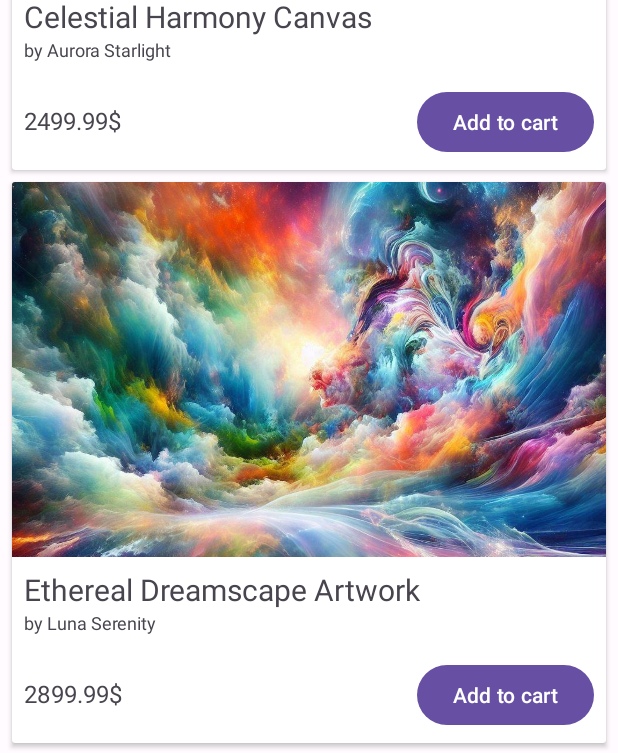
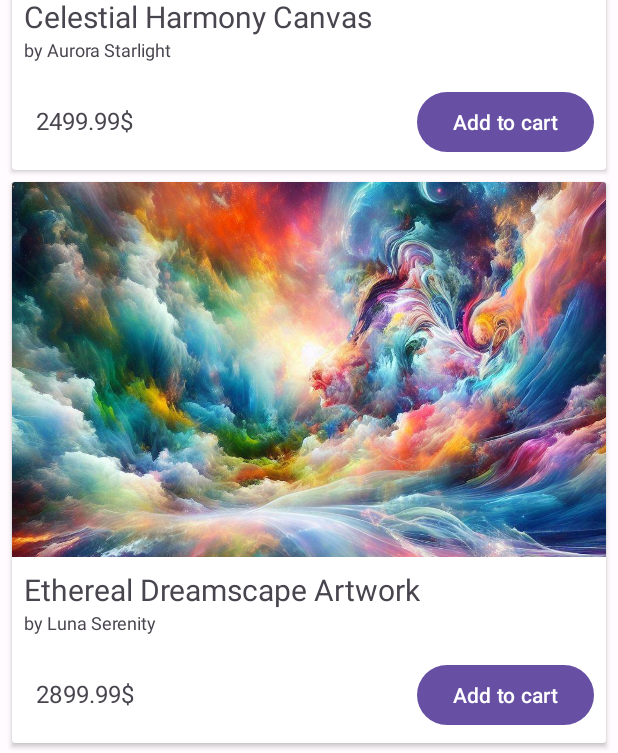
Before and after one commit to ushka1/android, an Android app: the screen it shows after launch (MainActivity), after a tap on "Add to cart", on a phone screen of 412 x 824 dp. Shown: the part 475-1228 px from the top of the screen. Run offline under Robolectric (Android 15) with nearby library versions, the phone set to English and light mode, and no system bars.

Commit message:
create cart

```diff
--- a/exercise5-shopping/Shopping/app/src/main/java/com/example/shopping/MainActivity.kt
+++ b/exercise5-shopping/Shopping/app/src/main/java/com/example/shopping/MainActivity.kt
@@ -3,9 +3,19 @@ package com.example.shopping
 import android.os.Bundle
 import androidx.appcompat.app.AppCompatActivity
 import androidx.viewpager.widget.ViewPager
+import com.example.shopping.cart.CartViewModel
+import com.example.shopping.main.MainPagerAdapter
 import com.google.android.material.tabs.TabLayout
 
 class MainActivity : AppCompatActivity() {
+
+    private val cartViewModel = CartViewModel()
+
+    override fun onResume() {
+        super.onResume()
+        cartViewModel.reloadItems()
+    }
+
     override fun onCreate(savedInstanceState: Bundle?) {
         super.onCreate(savedInstanceState)
         setContentView(R.layout.activity_main)
@@ -13,7 +23,7 @@ class MainActivity : AppCompatActivity() {
         val viewPager: ViewPager = findViewById(R.id.main_view_pager)
         val tabLayout: TabLayout = findViewById(R.id.main_tab_layout)
 
-        val adapter = MainPagerAdapter(supportFragmentManager)
+        val adapter = MainPagerAdapter(supportFragmentManager, cartViewModel)
         viewPager.adapter = adapter
 
         tabLayout.setupWithViewPager(viewPager)
--- a/exercise5-shopping/Shopping/app/src/main/java/com/example/shopping/ProductDetailsActivity.kt
+++ b/exercise5-shopping/Shopping/app/src/main/java/com/example/shopping/ProductDetailsActivity.kt
@@ -2,9 +2,12 @@ package com.example.shopping
 
 import android.os.Bundle
 import androidx.appcompat.app.AppCompatActivity
+import com.example.shopping.cart.CartViewModel
 import com.example.shopping.product.ProductDetailsFragment
 
 class ProductDetailsActivity : AppCompatActivity() {
+
+    private val cartViewModel = CartViewModel()
 
     override fun onCreate(savedInstanceState: Bundle?) {
         super.onCreate(savedInstanceState)
@@ -14,7 +17,7 @@ class ProductDetailsActivity : AppCompatActivity() {
 
         val productId = intent.getStringExtra("productId")
         if (productId != null) {
-            val fragment = ProductDetailsFragment.newInstance(productId)
+            val fragment = ProductDetailsFragment.newInstance(productId, cartViewModel)
 
             supportFragmentManager.beginTransaction()
                 .replace(R.id.fragment_container, fragment)
--- a/exercise5-shopping/Shopping/app/src/main/java/com/example/shopping/cart/Cart.kt
+++ b/exercise5-shopping/Shopping/app/src/main/java/com/example/shopping/cart/Cart.kt
@@ -21,7 +21,7 @@ class Cart() {
 
     inner class CartItem(
         val product: Product,
-        var quanitity: Int
+        var quantity: Int
     )
 
     private val items: MutableList<CartItem> = mutableListOf()
@@ -31,7 +31,13 @@ class Cart() {
     }
 
     fun addItem(product: Product, quantity: Int = 1) {
-        items.add(CartItem(product, quantity))
+        val item = items.find { it.product == product }
+        if (item != null) {
+            updateItemQuantity(item.product, item.quantity + 1)
+        } else {
+            items.add(CartItem(product, quantity))
+        }
+
     }
 
     fun removeItem(product: Product) {
@@ -42,7 +48,7 @@ class Cart() {
         val item = items.find { it.product == product }
         if (item != null) {
             if (quantity > 0) {
-                item.quanitity = quantity
+                item.quantity = quantity
             } else {
                 removeItem(item.product)
             }
--- a/exercise5-shopping/Shopping/app/src/main/java/com/example/shopping/cart/CartAdapter.java
+++ /dev/null
@@ -1,5 +0,0 @@
-package com.example.shopping.cart;
-
-public class CartAdapter {
-
-}
--- /dev/null
+++ b/exercise5-shopping/Shopping/app/src/main/java/com/example/shopping/cart/CartAdapter.kt
@@ -0,0 +1,62 @@
+package com.example.shopping.cart;
+
+import android.view.LayoutInflater
+import android.view.View
+import android.view.ViewGroup
+import android.widget.EditText
+import android.widget.TextView
+import androidx.lifecycle.LiveData
+import androidx.recyclerview.widget.RecyclerView
+import com.example.shopping.R
+
+public class CartAdapter(
+    private val cartItems: LiveData<List<Cart.CartItem>>,
+    private val itemListener: CartItemListener
+) :
+    RecyclerView.Adapter<CartAdapter.CartViewHolder>() {
+
+    init {
+        cartItems.observeForever { newCartItems ->
+            newCartItems?.let {
+                notifyDataSetChanged()
+            }
+        }
+    }
+
+    class CartViewHolder(cartView: View) : RecyclerView.ViewHolder(cartView) {
+        val productNameView: TextView = cartView.findViewById(R.id.product_name)
+        val totalPriceView: TextView = cartView.findViewById(R.id.total_price)
+        val quantityView: EditText = cartView.findViewById(R.id.product_quantity)
+    }
+
+    override fun onCreateViewHolder(parent: ViewGroup, viewType: Int): CartViewHolder {
+        val view = LayoutInflater.from(parent.context).inflate(
+            R.layout.item_cart, parent, false
+        )
+        return CartAdapter.CartViewHolder(view)
+    }
+
+    override fun getItemCount(): Int {
+        return cartItems.value?.size ?: 0
+    }
+
+    override fun onBindViewHolder(holder: CartViewHolder, position: Int) {
+        val item = cartItems.value?.get(position)
+        if (item != null) {
+            holder.productNameView.text = item.product.name
+
+            val formattedPrice = String.format("%.2f", item.product.price * item.quantity)
+            holder.totalPriceView.text = "$formattedPrice$"
+
+            holder.quantityView.setText(item.quantity.toString())
+//            val text = s.toString()
+//            val quantity: Int = try {
+//                text.toInt()
+//            } catch (e: NumberFormatException) {
+//                0
+//            }
+//            itemListener.onProductQuantityChanged(item.product.id, quantity)
+        }
+    }
+
+}
--- a/exercise5-shopping/Shopping/app/src/main/java/com/example/shopping/cart/CartFragment.kt
+++ b/exercise5-shopping/Shopping/app/src/main/java/com/example/shopping/cart/CartFragment.kt
@@ -5,15 +5,30 @@ import android.view.LayoutInflater
 import android.view.View
 import android.view.ViewGroup
 import androidx.fragment.app.Fragment
+import androidx.recyclerview.widget.LinearLayoutManager
+import androidx.recyclerview.widget.RecyclerView
 import com.example.shopping.R
 
-class CartFragment : Fragment() {
+class CartFragment(private val cartViewModel: CartViewModel) : Fragment(), CartItemListener {
 
     override fun onCreateView(
         inflater: LayoutInflater, container: ViewGroup?,
         savedInstanceState: Bundle?
     ): View? {
-        return inflater.inflate(R.layout.fragment_cart, container, false)
+        val view = inflater.inflate(R.layout.fragment_cart, container, false)
+
+        val cartRecyclerView = view.findViewById<RecyclerView>(R.id.cart_recycler_view)
+        val cartLayoutManger = LinearLayoutManager(context)
+        cartRecyclerView.layoutManager = cartLayoutManger
+
+        val adapter = CartAdapter(cartViewModel.cartItems, this)
+        cartRecyclerView.adapter = adapter
+
+        return view
+    }
+
+    override fun onProductQuantityChanged(productId: String, quantity: Int) {
+        cartViewModel.updateProductQuantity(productId, quantity)
     }
 
 }
--- /dev/null
+++ b/exercise5-shopping/Shopping/app/src/main/java/com/example/shopping/cart/CartItemListener.kt
@@ -0,0 +1,7 @@
+package com.example.shopping.cart
+
+interface CartItemListener {
+
+    fun onProductQuantityChanged(productId: String, quantity: Int)
+
+}
--- a/exercise5-shopping/Shopping/app/src/main/java/com/example/shopping/cart/CartViewModel.kt
+++ b/exercise5-shopping/Shopping/app/src/main/java/com/example/shopping/cart/CartViewModel.kt
@@ -11,12 +11,16 @@ class CartViewModel : ViewModel() {
 
     val cartItems = MutableLiveData(cart.getItems())
 
+    fun reloadItems() {
+        cartItems.value = cart.getItems()
+    }
+
     fun addProductToCart(productId: String, quantity: Int = 1) {
         val product = productRepository.getProductById(productId)
 
         if (product != null && quantity > 0) {
             cart.addItem(product, quantity)
-            cartItems.value = cart.getItems()
+            reloadItems()
         }
     }
 
@@ -25,7 +29,7 @@ class CartViewModel : ViewModel() {
 
         if (product != null) {
             cart.updateItemQuantity(product, quantity)
-            cartItems.value = cart.getItems()
+            reloadItems()
         }
     }
 
@@ -34,7 +38,7 @@ class CartViewModel : ViewModel() {
 
         if (product != null) {
             cart.updateItemQuantity(product, 0)
-            cartItems.value = cart.getItems()
+            reloadItems()
         }
     }
 
--- a/exercise5-shopping/Shopping/app/src/main/java/com/example/shopping/MainPagerAdapter.kt
+++ b/exercise5-shopping/Shopping/app/src/main/java/com/example/shopping/main/MainPagerAdapter.kt
@@ -1,17 +1,21 @@
-package com.example.shopping
+package com.example.shopping.main
 
 import androidx.fragment.app.Fragment
 import androidx.fragment.app.FragmentManager
 import androidx.fragment.app.FragmentPagerAdapter
 import com.example.shopping.cart.CartFragment
+import com.example.shopping.cart.CartViewModel
 import com.example.shopping.product.ProductListFragment
 
-class MainPagerAdapter(fragmentManager: FragmentManager) : FragmentPagerAdapter(fragmentManager) {
+class MainPagerAdapter(
+    private val fragmentManager: FragmentManager,
+    private val cartViewModel: CartViewModel
+) : FragmentPagerAdapter(fragmentManager) {
 
     override fun getItem(position: Int): Fragment {
         return when (position) {
-            0 -> ProductListFragment()
-            1 -> CartFragment()
+            0 -> ProductListFragment(cartViewModel)
+            1 -> CartFragment(cartViewModel)
             else -> throw IllegalArgumentException("Invalid position: $position")
         }
     }
--- a/exercise5-shopping/Shopping/app/src/main/java/com/example/shopping/product/ProductAdapter.kt
+++ b/exercise5-shopping/Shopping/app/src/main/java/com/example/shopping/product/ProductAdapter.kt
@@ -12,7 +12,10 @@ import com.example.shopping.ProductDetailsActivity
 import com.example.shopping.R
 
 
-class ProductAdapter(private val productList: List<Product>) :
+class ProductAdapter(
+    private val productList: List<Product>,
+    private val itemListener: ProductItemListener
+) :
     RecyclerView.Adapter<ProductAdapter.ProductViewHolder>() {
 
     override fun onCreateViewHolder(parent: ViewGroup, viewType: Int): ProductViewHolder {
@@ -39,7 +42,7 @@ class ProductAdapter(private val productList: List<Product>) :
         holder.imageView.setImageResource(product.imageResourceId)
         holder.priceView.text = "${product.price}$"
         holder.addToCartButton.setOnClickListener {
-            println("ADD TO CART: ${product.name}")
+            itemListener.onProductAddedToCart(product.id)
         }
     }
 
--- /dev/null
+++ b/exercise5-shopping/Shopping/app/src/main/java/com/example/shopping/product/ProductItemListener.kt
@@ -0,0 +1,7 @@
+package com.example.shopping.product
+
+interface ProductItemListener {
+
+    fun onProductAddedToCart(productId: String)
+
+}
--- a/exercise5-shopping/Shopping/app/src/main/java/com/example/shopping/product/ProductListFragment.kt
+++ b/exercise5-shopping/Shopping/app/src/main/java/com/example/shopping/product/ProductListFragment.kt
@@ -8,8 +8,11 @@ import androidx.fragment.app.Fragment
 import androidx.recyclerview.widget.LinearLayoutManager
 import androidx.recyclerview.widget.RecyclerView
 import com.example.shopping.R
+import com.example.shopping.cart.CartViewModel
 
-class ProductListFragment : Fragment() {
+class ProductListFragment(
+    private val cartViewModel: CartViewModel
+) : Fragment(), ProductItemListener {
 
     override fun onCreateView(
         inflater: LayoutInflater,
@@ -23,7 +26,7 @@ class ProductListFragment : Fragment() {
         productRecyclerView.layoutManager = productLayoutManger
 
         val productList = ProductRepository.getInstance().getAllProducts()
-        val adapter = ProductAdapter(productList)
+        val adapter = ProductAdapter(productList, this)
         productRecyclerView.adapter = adapter
 
 //        val dividerDrawable = ContextCompat.getDrawable(view.context, R.drawable.line_divider)
@@ -39,4 +42,8 @@ class ProductListFragment : Fragment() {
         return view
     }
 
+    override fun onProductAddedToCart(productId: String) {
+        cartViewModel.addProductToCart(productId)
+    }
+
 }
--- a/exercise5-shopping/Shopping/app/src/main/res/layout/fragment_product_details.xml
+++ b/exercise5-shopping/Shopping/app/src/main/res/layout/fragment_product_details.xml
@@ -46,6 +46,7 @@
                 android:layout_width="wrap_content"
                 android:layout_height="wrap_content"
                 android:textSize="16sp"
+                android:lineSpacingExtra="2dp"
                 android:text="Description"
                 android:layout_gravity="center"
                 android:layout_marginTop="16dp" />
@@ -61,6 +62,7 @@
                     android:layout_width="0dp"
                     android:layout_height="wrap_content"
                     android:layout_weight="1"
+                    android:layout_gravity="center"
                     android:textAlignment="center"
                     android:textSize="20sp"
                     android:text="Price" />
--- a/exercise5-shopping/Shopping/app/src/main/res/layout/item_product.xml
+++ b/exercise5-shopping/Shopping/app/src/main/res/layout/item_product.xml
@@ -39,7 +39,7 @@
                 android:textSize="12sp"
                 android:text="by Thomas Anderson" />
 
-            <RelativeLayout xmlns:android="http://schemas.android.com/apk/res/android"
+            <RelativeLayout
                 android:layout_width="match_parent"
                 android:layout_height="wrap_content"
                 android:layout_marginTop="16dp">
@@ -51,6 +51,7 @@
                     android:layout_alignParentStart="true"
                     android:layout_alignBaseline="@id/add_to_cart"
                     android:textSize="16sp"
+                    android:layout_marginLeft="8dp"
                     android:text="10.00$" />
 
                 <Button
```
Also changed, not shown: exercise5-shopping/Shopping/app/src/main/java/com/example/shopping/product/ProductDetailsFragment.kt (+7 -3 lines), exercise5-shopping/Shopping/app/src/main/res/layout/fragment_cart.xml (+6 -6 lines), exercise5-shopping/Shopping/app/src/main/res/layout/item_cart.xml (added, +61 -0 lines).
